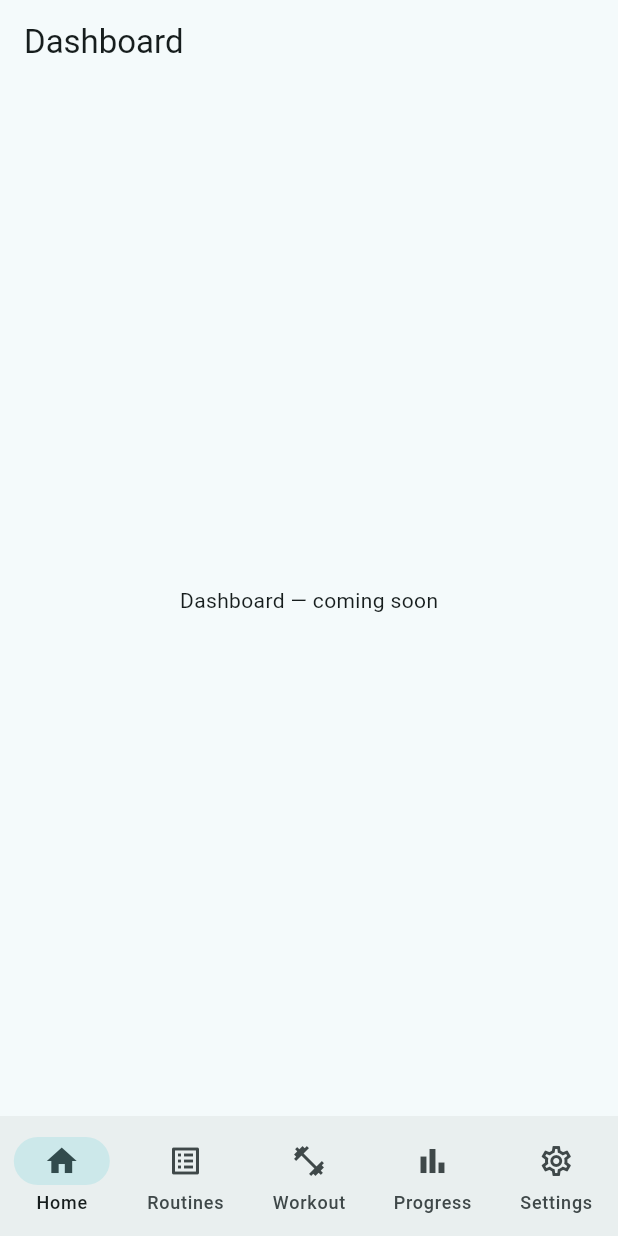
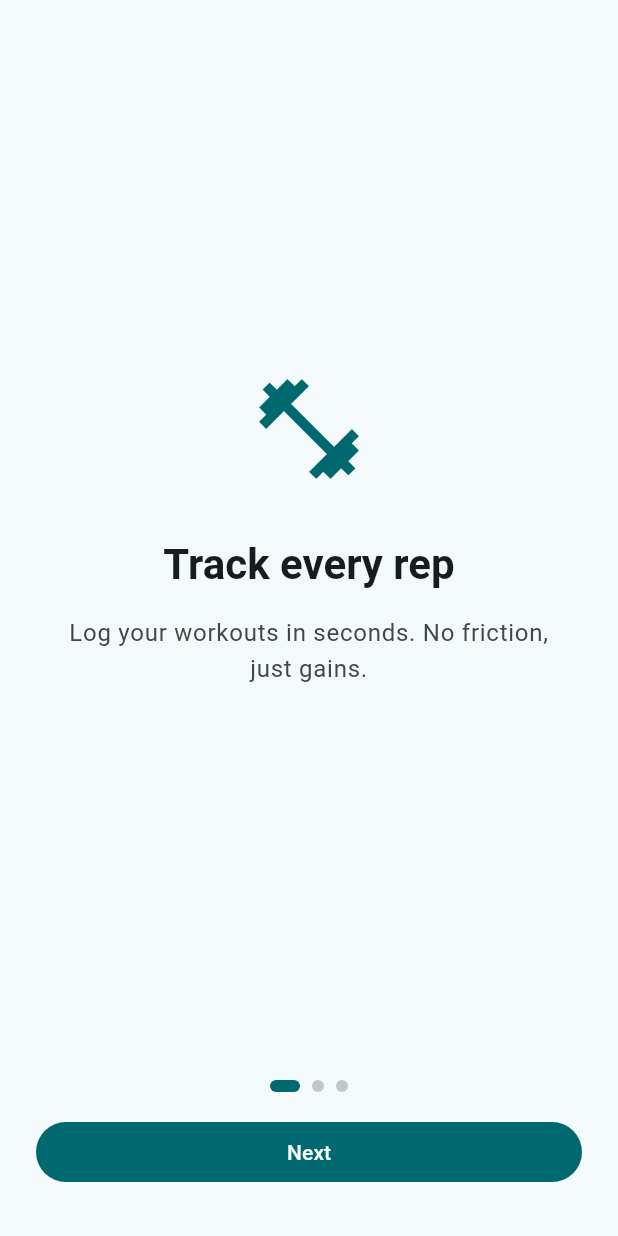
Before and after one commit to ussy1995/repwise, a Flutter app: the screen it shows after launch, on a phone screen of 412 x 824 dp. Run offline on Flutter 3.47's test engine with Material 3 defaults, Android fonts, the phone set to English and light mode, and no system bars; our stand-ins replace flutter_native_splash, go_router, shared_preferences.

Commit message:
feat: add splash, onboarding, Google/Apple auth scaffold

```diff
--- a/lib/app/app.dart
+++ b/lib/app/app.dart
@@ -1,17 +1,12 @@
 import 'package:flutter/material.dart';
-
-import '../features/dashboard/presentation/dashboard_screen.dart';
-import '../features/progress/presentation/progress_screen.dart';
-import '../features/routines/presentation/routines_screen.dart';
-import '../features/settings/presentation/settings_screen.dart';
-import '../features/workout/presentation/workout_screen.dart';
+import 'router.dart';
 
 class RepwiseApp extends StatelessWidget {
   const RepwiseApp({super.key});
 
   @override
   Widget build(BuildContext context) {
-    return MaterialApp(
+    return MaterialApp.router(
       title: 'Repwise',
       debugShowCheckedModeBanner: false,
       theme: ThemeData(
@@ -26,69 +21,7 @@ class RepwiseApp extends StatelessWidget {
         useMaterial3: true,
       ),
       themeMode: ThemeMode.system,
-      home: const AppShell(),
+      routerConfig: appRouter,
     );
   }
 }
-
-class AppShell extends StatefulWidget {
-  const AppShell({super.key});
-
-  @override
-  State<AppShell> createState() => _AppShellState();
-}
-
-class _AppShellState extends State<AppShell> {
-  int _currentIndex = 0;
-
-  final List<Widget> _screens = const [
-    DashboardScreen(),
-    RoutinesScreen(),
-    WorkoutScreen(),
-    ProgressScreen(),
-    SettingsScreen(),
-  ];
-
-  @override
-  Widget build(BuildContext context) {
-    return Scaffold(
-      body: IndexedStack(
-        index: _currentIndex,
-        children: _screens,
-      ),
-      bottomNavigationBar: NavigationBar(
-        selectedIndex: _currentIndex,
-        onDestinationSelected: (index) {
-          setState(() => _currentIndex = index);
-        },
-        destinations: const [
-          NavigationDestination(
-            icon: Icon(Icons.home_outlined),
-            selectedIcon: Icon(Icons.home),
-            label: 'Home',
-          ),
-          NavigationDestination(
-            icon: Icon(Icons.list_alt_outlined),
-            selectedIcon: Icon(Icons.list_alt),
-            label: 'Routines',
-          ),
-          NavigationDestination(
-            icon: Icon(Icons.fitness_center_outlined),
-            selectedIcon: Icon(Icons.fitness_center),
-            label: 'Workout',
-          ),
-          NavigationDestination(
-            icon: Icon(Icons.bar_chart_outlined),
-            selectedIcon: Icon(Icons.bar_chart),
-            label: 'Progress',
-          ),
-          NavigationDestination(
-            icon: Icon(Icons.settings_outlined),
-            selectedIcon: Icon(Icons.settings),
-            label: 'Settings',
-          ),
-        ],
-      ),
-    );
-  }
-}
--- /dev/null
+++ b/lib/app/router.dart
@@ -0,0 +1,38 @@
+import 'package:flutter/material.dart';
+import 'package:go_router/go_router.dart';
+import 'package:shared_preferences/shared_preferences.dart';
+
+import '../features/onboarding/presentation/onboarding_screen.dart';
+import '../features/auth/presentation/login_screen.dart';
+import '../features/shell/presentation/app_shell.dart';
+import '../features/dashboard/presentation/dashboard_screen.dart';
+import '../features/routines/presentation/routines_screen.dart';
+import '../features/workout/presentation/workout_screen.dart';
+import '../features/progress/presentation/progress_screen.dart';
+import '../features/settings/presentation/settings_screen.dart';
+
+final appRouter = GoRouter(
+  initialLocation: '/',
+  redirect: (context, state) async {
+    final prefs = await SharedPreferences.getInstance();
+    final seenOnboarding = prefs.getBool('seen_onboarding') ?? false;
+    if (!seenOnboarding) return '/onboarding';
+    // Auth check will go here once Firebase is wired up
+    return null;
+  },
+  routes: [
+    GoRoute(path: '/', redirect: (_, __) => '/home'),
+    GoRoute(path: '/onboarding', builder: (_, __) => const OnboardingScreen()),
+    GoRoute(path: '/login', builder: (_, __) => const LoginScreen()),
+    ShellRoute(
+      builder: (context, state, child) => AppShell(child: child),
+      routes: [
+        GoRoute(path: '/home', builder: (_, __) => const DashboardScreen()),
+        GoRoute(path: '/routines', builder: (_, __) => const RoutinesScreen()),
+        GoRoute(path: '/workout', builder: (_, __) => const WorkoutScreen()),
+        GoRoute(path: '/progress', builder: (_, __) => const ProgressScreen()),
+        GoRoute(path: '/settings', builder: (_, __) => const SettingsScreen()),
+      ],
+    ),
+  ],
+);
--- /dev/null
+++ b/lib/features/onboarding/presentation/onboarding_screen.dart
@@ -0,0 +1,124 @@
+import 'package:flutter/material.dart';
+import 'package:go_router/go_router.dart';
+import 'package:shared_preferences/shared_preferences.dart';
+
+class OnboardingScreen extends StatefulWidget {
+  const OnboardingScreen({super.key});
+
+  @override
+  State<OnboardingScreen> createState() => _OnboardingScreenState();
+}
+
+class _OnboardingScreenState extends State<OnboardingScreen> {
+  final PageController _controller = PageController();
+  int _page = 0;
+
+  final _pages = const [
+    _OnboardingPage(
+      icon: Icons.fitness_center,
+      title: 'Track every rep',
+      body: 'Log your workouts in seconds. No friction, just gains.',
+    ),
+    _OnboardingPage(
+      icon: Icons.auto_graph,
+      title: 'See your progress',
+      body: 'Watch strength trends, PRs, and volume grow over time.',
+    ),
+    _OnboardingPage(
+      icon: Icons.bolt,
+      title: 'Train smarter',
+      body: 'Get auto-progression suggestions based on your performance.',
+    ),
+  ];
+
+  Future<void> _finish() async {
+    final prefs = await SharedPreferences.getInstance();
+    await prefs.setBool('seen_onboarding', true);
+    if (mounted) context.go('/login');
+  }
+
+  @override
+  Widget build(BuildContext context) {
+    final scheme = Theme.of(context).colorScheme;
+    return Scaffold(
+      body: SafeArea(
+        child: Column(
+          children: [
+            Expanded(
+              child: PageView(
+                controller: _controller,
+                onPageChanged: (i) => setState(() => _page = i),
+                children: _pages,
+              ),
+            ),
+            Row(
+              mainAxisAlignment: MainAxisAlignment.center,
+              children: List.generate(_pages.length, (i) => AnimatedContainer(
+                duration: const Duration(milliseconds: 250),
+                margin: const EdgeInsets.symmetric(horizontal: 4, vertical: 16),
+                width: _page == i ? 20 : 8,
+                height: 8,
+                decoration: BoxDecoration(
+                  color: _page == i ? scheme.primary : scheme.outlineVariant,
+                  borderRadius: BorderRadius.circular(4),
+                ),
+              )),
+            ),
+            Padding(
+              padding: const EdgeInsets.fromLTRB(24, 0, 24, 32),
+              child: SizedBox(
+                width: double.infinity,
+                child: FilledButton(
+                  onPressed: () {
+                    if (_page < _pages.length - 1) {
+                      _controller.nextPage(
+                        duration: const Duration(milliseconds: 300),
+                        curve: Curves.easeInOut,
+                      );
+                    } else {
+                      _finish();
+                    }
+                  },
+                  child: Text(_page < _pages.length - 1 ? 'Next' : 'Get started'),
+                ),
+              ),
+            ),
+          ],
+        ),
+      ),
+    );
+  }
+}
+
+class _OnboardingPage extends StatelessWidget {
+  final IconData icon;
+  final String title;
+  final String body;
+  const _OnboardingPage({required this.icon, required this.title, required this.body});
+
+  @override
+  Widget build(BuildContext context) {
+    final scheme = Theme.of(context).colorScheme;
+    return Padding(
+      padding: const EdgeInsets.symmetric(horizontal: 32),
+      child: Column(
+        mainAxisAlignment: MainAxisAlignment.center,
+        children: [
+          Icon(icon, size: 80, color: scheme.primary),
+          const SizedBox(height: 32),
+          Text(title,
+              textAlign: TextAlign.center,
+              style: Theme.of(context).textTheme.headlineMedium?.copyWith(
+                    fontWeight: FontWeight.bold,
+                  )),
+          const SizedBox(height: 16),
+          Text(body,
+              textAlign: TextAlign.center,
+              style: Theme.of(context).textTheme.bodyLarge?.copyWith(
+                    color: scheme.onSurfaceVariant,
+                  )),
+        ],
+      ),
+    );
+  }
+}
```
Also changed, not shown: lib/features/auth/presentation/login_screen.dart (added, +89 -0 lines), lib/features/shell/presentation/app_shell.dart (added, +43 -0 lines), lib/main.dart (+9 -1 lines), pubspec.yaml (+28 -69 lines), 4 other files.
